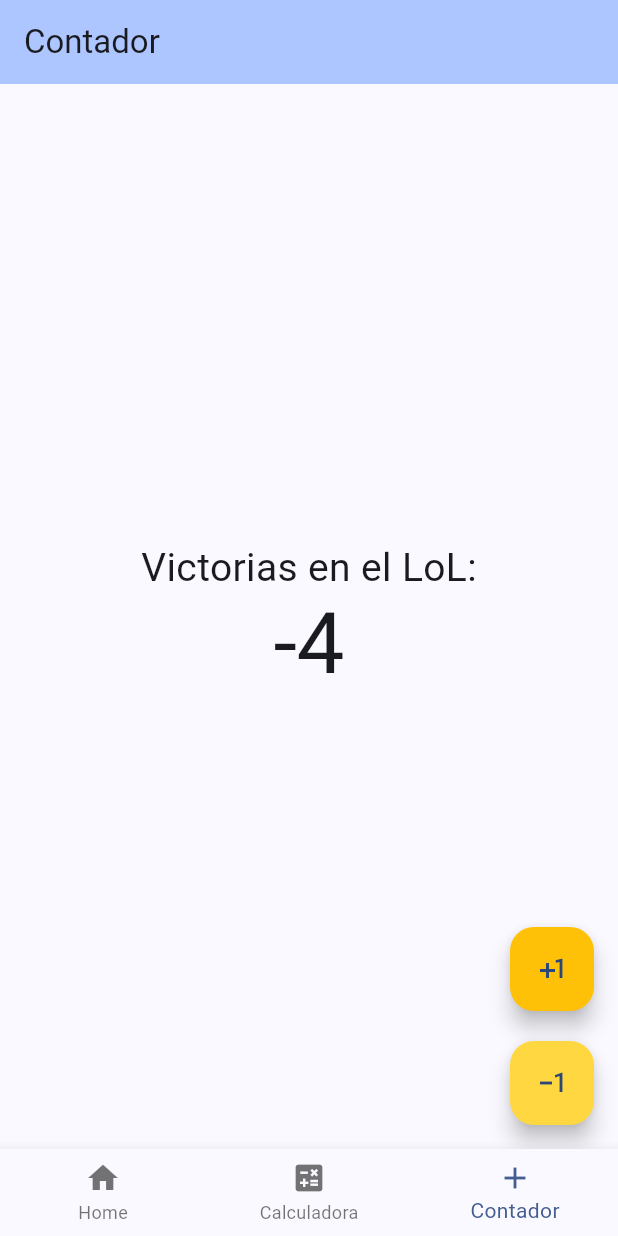
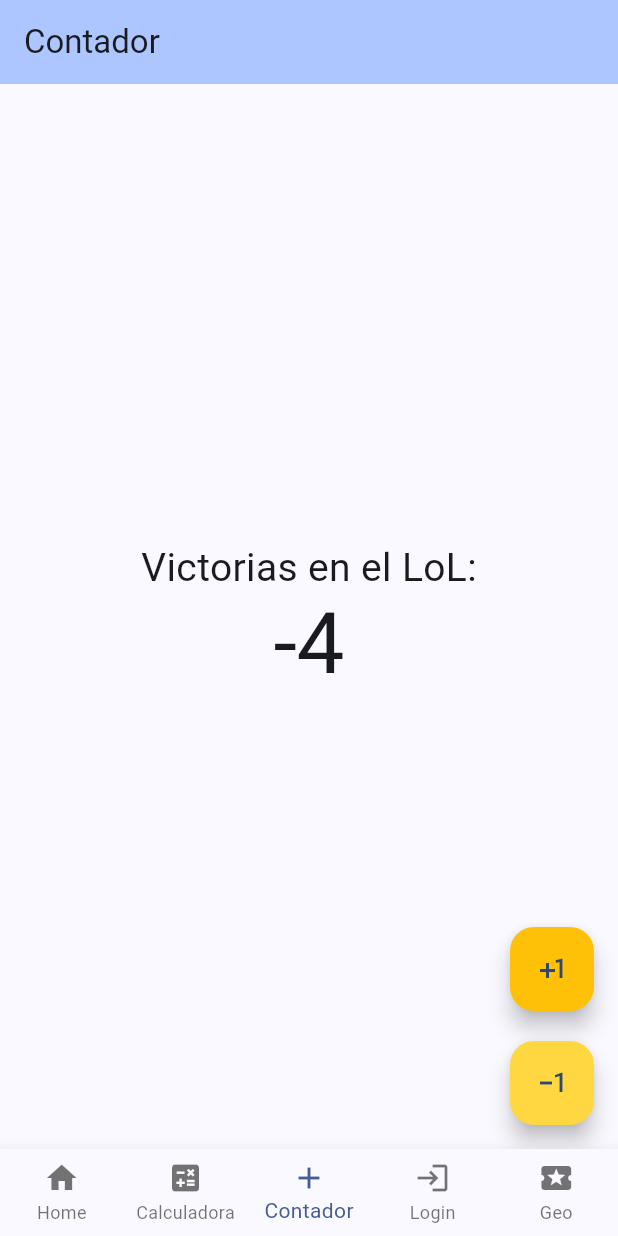
Before and after one commit to Danyaell/First_App_Flutter_PM1, a Flutter app: the screen it shows after launch, item 3 of the bottom bar chosen, after a tap on the "plus one" icon, on a phone screen of 412 x 824 dp. Run offline on Flutter 3.47's test engine with Material 3 defaults, Android fonts, the phone set to English and light mode, and no system bars; our stand-ins replace geolocator, shared_preferences.

Commit message:
add-geo-localitation

```diff
--- a/lib/app.dart
+++ b/lib/app.dart
@@ -1,6 +1,8 @@
 import 'package:flutter/material.dart';
 import 'package:sumador/views/login.dart';
+import "package:shared_preferences/shared_preferences.dart";
 import 'navi.dart';
+import 'views/test.dart';
 
 class MiPrimeraAPP extends StatelessWidget {
   const MiPrimeraAPP({super.key});
@@ -17,7 +19,7 @@
         ),
         useMaterial3: true,
       ),
-      home: isLoggedIn ? const Navi() : const Login(titulo: "Ingresa tu nombre")
+      home: const Navi() //SharedPreferencesDemo()
     );
   }
 }
--- a/lib/navi.dart
+++ b/lib/navi.dart
@@ -1,6 +1,9 @@
 import "package:flutter/material.dart";
 import "package:sumador/views/calc.dart";
 import "package:sumador/views/doritos.dart";
+import "package:sumador/views/login.dart";
+import "package:sumador/views/test.dart";
+import "package:sumador/views/geo.dart";
 import "package:sumador/views/welcome.dart";
 
 class Navi extends StatefulWidget {
@@ -20,14 +23,38 @@
     ),
     const Doritos(
       titulo: "Contador",
-    )
+    ),
   ];
+
+  @override
+  void initState() {
+    super.initState();
+    _cuerpo.add(
+    Login(
+      titulo: "Login",
+      home: _home,
+      ),
+    );
+
+    _cuerpo.add(
+    const Geo(
+      titulo: "Geo",
+      ),
+    );
+  }
+
+  void _home (int n) {
+    setState(() {
+      _indice = n;
+    });
+  }
 
   @override
   Widget build(BuildContext context) {
     return Scaffold(
       body: _cuerpo[_indice],
       bottomNavigationBar: BottomNavigationBar(
+        type: BottomNavigationBarType.fixed,
         currentIndex: _indice,
         onTap: (value) {
           setState(() {
@@ -44,6 +71,12 @@
         BottomNavigationBarItem(icon: Icon(Icons.add),
         label: "Contador",
         ),
+        BottomNavigationBarItem(icon: Icon(Icons.login),
+        label: "Login",
+        ),
+        BottomNavigationBarItem(icon: Icon(Icons.local_activity),
+        label: "Geo",
+        ),
       ]),
     );
   }
--- a/lib/views/welcome.dart
+++ b/lib/views/welcome.dart
@@ -1,4 +1,5 @@
 import "package:flutter/material.dart";
+import "package:shared_preferences/shared_preferences.dart";
 
 class Welcome extends StatefulWidget {
   const Welcome({super.key, required this.titulo});
@@ -9,10 +10,23 @@
 }
 
 class _WelcomeState extends State<Welcome> {
-  final String _userName = "Danos";
+  final Future<SharedPreferences> _prefs = SharedPreferences.getInstance();
+  String _message = "Bienvenida";
+  String _name = "";
+
+  Future<void> _getName() async {
+    final SharedPreferences prefs = await _prefs;
+    if (prefs != Null) {
+      setState(() {
+        _name = prefs.getString('name') ?? "popo";
+        _message = "Bienvenid@, $_name";
+      });
+    }
+  }
 
   @override
   Widget build(BuildContext context) {
+    _getName();
     return Scaffold(
         appBar: AppBar(
           title: Text(widget.titulo),
@@ -22,9 +36,9 @@
           child: Column(
             children: [
               Text(
-                "Bienvenido, $_userName",
+                _message,
                 style: const TextStyle(
-                  fontSize: 26
+                  fontSize: 35
                 ),
               ),
             ],
--- a/pubspec.yaml
+++ b/pubspec.yaml
@@ -9,6 +9,8 @@
 dependencies:
   flutter:
     sdk: flutter
+  shared_preferences: ^2.2.2
+  geolocator: ^11.0.0
 
 dev_dependencies:
   flutter_test:
```
Also changed, not shown: lib/views/geo.dart (added, +77 -0 lines), lib/views/login.dart (+24 -4 lines), lib/views/test.dart (added, +69 -0 lines), pubspec.lock, 12 other files.
